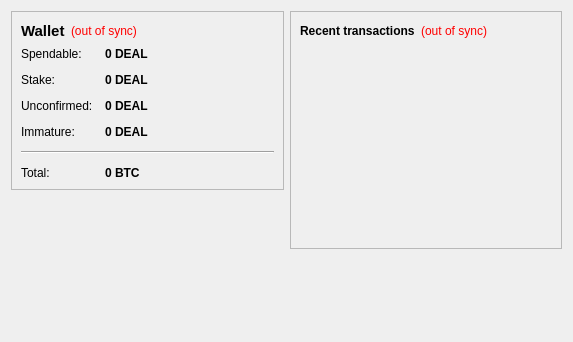
Before: the Qt Designer form src/qt/forms/overviewpage.ui in flokisatoshi/IdealCash-DEAL, drawn with Qt 5.
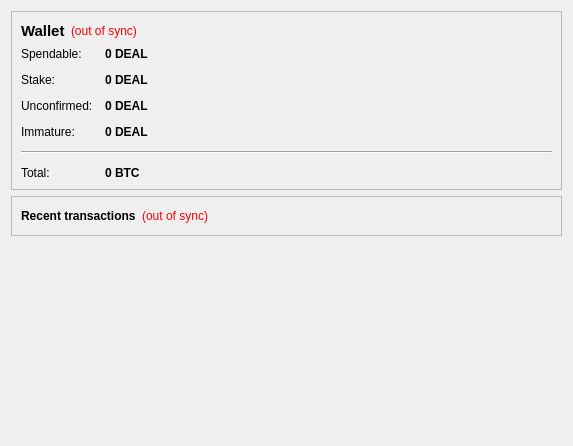
After: the same form once the commit is applied.

```diff
--- a/src/qt/forms/overviewpage.ui
+++ b/src/qt/forms/overviewpage.ui
@@ -7,13 +7,13 @@
     <x>0</x>
     <y>0</y>
     <width>573</width>
-    <height>342</height>
+    <height>446</height>
    </rect>
   </property>
   <property name="windowTitle">
    <string>Form</string>
   </property>
-  <layout class="QHBoxLayout" name="horizontalLayout" stretch="1,1">
+  <layout class="QHBoxLayout" name="horizontalLayout" stretch="1">
    <item>
     <layout class="QVBoxLayout" name="verticalLayout_2">
      <item>
@@ -238,23 +238,6 @@
       </widget>
      </item>
      <item>
-      <spacer name="verticalSpacer">
-       <property name="orientation">
-        <enum>Qt::Vertical</enum>
-       </property>
-       <property name="sizeHint" stdset="0">
-        <size>
-         <width>20</width>
-         <height>40</height>
-        </size>
-       </property>
-      </spacer>
-     </item>
-    </layout>
-   </item>
-   <item>
-    <layout class="QVBoxLayout" name="verticalLayout_3">
-     <item>
       <widget class="QFrame" name="frame_2">
        <property name="frameShape">
         <enum>QFrame::StyledPanel</enum>
@@ -303,6 +286,9 @@
           </item>
          </layout>
         </item>
+       </layout>
+      </widget>
+     </item>
         <item>
          <widget class="QListView" name="listTransactions">
           <property name="styleSheet">
@@ -322,11 +308,8 @@
           </property>
          </widget>
         </item>
-       </layout>
-      </widget>
-     </item>
      <item>
-      <spacer name="verticalSpacer_2">
+      <spacer name="verticalSpacer">
        <property name="orientation">
         <enum>Qt::Vertical</enum>
        </property>
```
Lines whose indentation alone changed are shown as unchanged.
